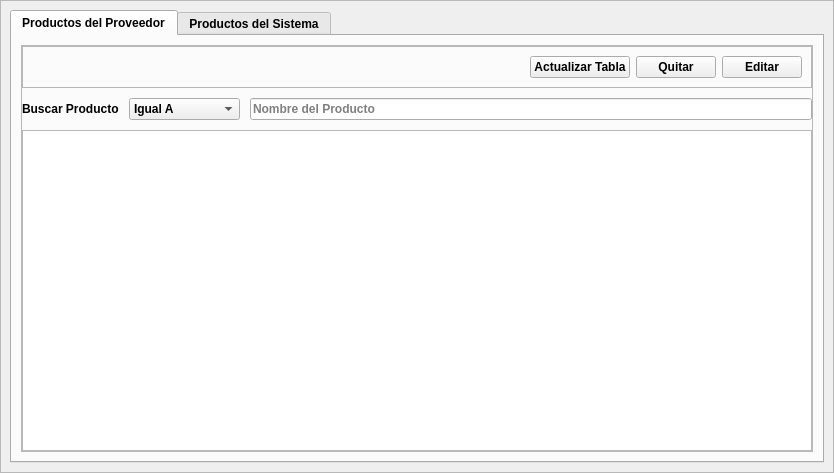
The window that app/View/UserInterfaceUi/PRODUCTOS_PROVEEDORES.ui (LAngelVp/software-punto-de-venta) describes before a commit, drawn with Qt 5.
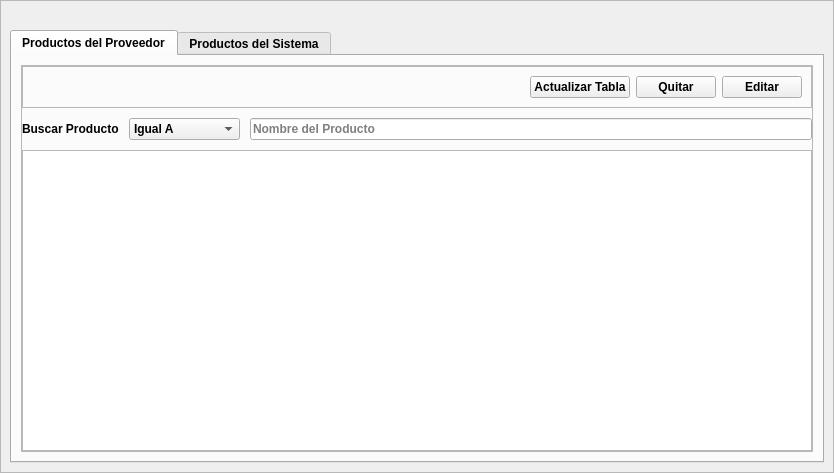
The same window after the commit. Icons and pictures are not drawn.

```diff
--- a/app/View/UserInterfaceUi/PRODUCTOS_PROVEEDORES.ui
+++ b/app/View/UserInterfaceUi/PRODUCTOS_PROVEEDORES.ui
@@ -146,7 +146,7 @@
        </rect>
       </property>
       <layout class="QGridLayout" name="gridLayout_2">
-       <item row="0" column="0">
+       <item row="1" column="0">
         <widget class="QTabWidget" name="contenedor_tabs">
          <property name="font">
           <font>
@@ -202,7 +202,7 @@
                  <enum>QFrame::Raised</enum>
                 </property>
                 <layout class="QGridLayout" name="gridLayout_4">
-                 <item row="0" column="3" alignment="Qt::AlignRight">
+                 <item row="1" column="3" alignment="Qt::AlignRight">
                   <widget class="QPushButton" name="btn_btn_editar_producto_del_proveedor">
                    <property name="cursor">
                     <cursorShape>PointingHandCursor</cursorShape>
@@ -216,34 +216,7 @@
                    </property>
                   </widget>
                  </item>
-                 <item row="0" column="0">
-                  <spacer name="horizontalSpacer">
-                   <property name="orientation">
-                    <enum>Qt::Horizontal</enum>
-                   </property>
-                   <property name="sizeHint" stdset="0">
-                    <size>
-                     <width>40</width>
-                     <height>20</height>
-                    </size>
-                   </property>
-                  </spacer>
-                 </item>
-                 <item row="0" column="2">
-                  <widget class="QPushButton" name="btn_btn_eliminar_producto_del_proveedor">
-                   <property name="cursor">
-                    <cursorShape>PointingHandCursor</cursorShape>
-                   </property>
-                   <property name="text">
-                    <string>Quitar</string>
-                   </property>
-                   <property name="icon">
-                    <iconset resource="../../Source/iconosSVG.qrc">
-                     <normaloff>:/iconosBlancos/Icons/iconos/Blanco/cerrar_blanco.svg</normaloff>:/iconosBlancos/Icons/iconos/Blanco/cerrar_blanco.svg</iconset>
-                   </property>
-                  </widget>
-                 </item>
-                 <item row="0" column="1">
+                 <item row="1" column="1">
                   <widget class="QPushButton" name="btn_btn_actualizar_tabla_productos_del_proveedor">
                    <property name="text">
                     <string>Actualizar Tabla</string>
@@ -254,6 +227,33 @@
                    </property>
                   </widget>
                  </item>
+                 <item row="1" column="2">
+                  <widget class="QPushButton" name="btn_btn_eliminar_producto_del_proveedor">
+                   <property name="cursor">
+                    <cursorShape>PointingHandCursor</cursorShape>
+                   </property>
+                   <property name="text">
+                    <string>Quitar</string>
+                   </property>
+                   <property name="icon">
+                    <iconset resource="../../Source/iconosSVG.qrc">
+                     <normaloff>:/iconosBlancos/Icons/iconos/Blanco/cerrar_blanco.svg</normaloff>:/iconosBlancos/Icons/iconos/Blanco/cerrar_blanco.svg</iconset>
+                   </property>
+                  </widget>
+                 </item>
+                 <item row="1" column="0">
+                  <spacer name="horizontalSpacer">
+                   <property name="orientation">
+                    <enum>Qt::Horizontal</enum>
+                   </property>
+                   <property name="sizeHint" stdset="0">
+                    <size>
+                     <width>40</width>
+                     <height>20</height>
+                    </size>
+                   </property>
+                  </spacer>
+                 </item>
                 </layout>
                </widget>
               </item>
@@ -297,11 +297,23 @@
               </item>
               <item row="2" column="0">
                <widget class="QTableView" name="tabla_productos_del_proveedor">
+                <property name="gridStyle">
+                 <enum>Qt::DashLine</enum>
+                </property>
+                <attribute name="horizontalHeaderDefaultSectionSize">
+                 <number>200</number>
+                </attribute>
+                <attribute name="horizontalHeaderMinimumSectionSize">
+                 <number>150</number>
+                </attribute>
                 <attribute name="horizontalHeaderStretchLastSection">
-                 <bool>true</bool>
+                 <bool>false</bool>
+                </attribute>
+                <attribute name="verticalHeaderVisible">
+                 <bool>false</bool>
                 </attribute>
                 <attribute name="verticalHeaderStretchLastSection">
-                 <bool>true</bool>
+                 <bool>false</bool>
                 </attribute>
                </widget>
               </item>
@@ -427,6 +439,13 @@
          </widget>
         </widget>
        </item>
+       <item row="0" column="0">
+        <widget class="QLabel" name="etiqueta_nombre_del_proveedor">
+         <property name="text">
+          <string/>
+         </property>
+        </widget>
+       </item>
       </layout>
      </widget>
     </widget>
```
Left out of the diff: 15 changed lines with no effect on the pictures.
